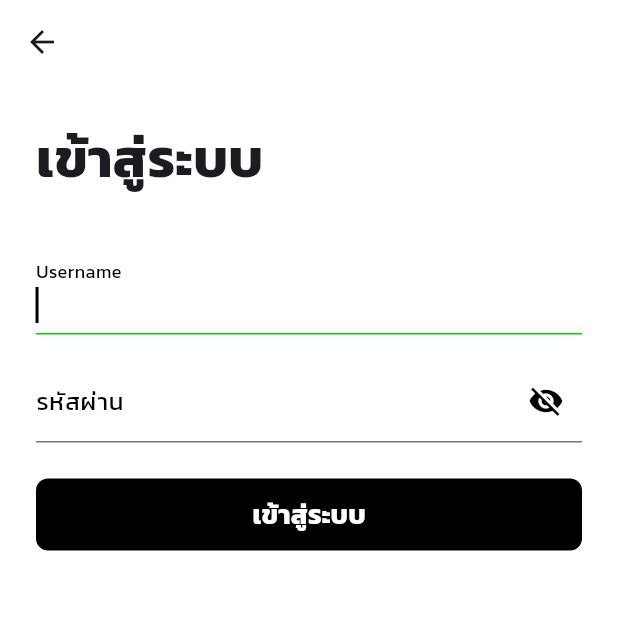
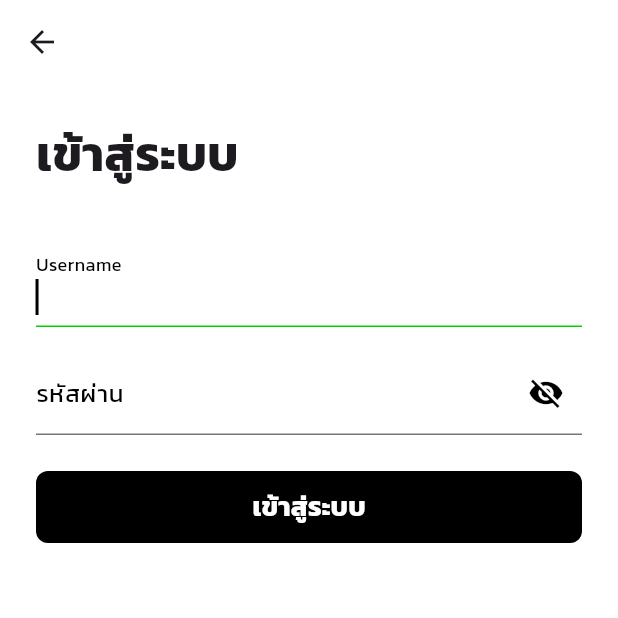
Before and after one commit to c095c095/NisitKU-Lite, a Flutter app: the screen it shows after launch, after a tap on "ผมต้องการอะไรที่น่าสนใจกว่านี้", on a phone screen of 412 x 824 dp, the top half of it. Run offline on Flutter 3.47's test engine with Material 3 defaults, Android fonts, the phone set to English and light mode, and no system bars; our stand-ins replace connectivity_plus, flutter_secure_storage, get, logger, shared_preferences.

Commit message:
feat(login): add tap to dismiss keyboard functionality
Add a GestureDetector to the Scaffold to dismiss the keyboard when the user taps outside of a text input field.

This enhances the user experience by allowing them to easily dismiss the keyboard without having to tap on a specific button or area.

```diff
--- a/lib/screens/login_screen.dart
+++ b/lib/screens/login_screen.dart
@@ -18,7 +18,11 @@ class _LoginScreenState extends State<LoginScreen> {
 
   @override
   Widget build(BuildContext context) {
-    return Scaffold(
+    return GestureDetector(
+      onTap: () {
+        FocusScope.of(context).unfocus();
+      },
+      child: Scaffold(
         appBar: AppBar(),
         body: SafeArea(
           child: Padding(
@@ -31,7 +35,7 @@ class _LoginScreenState extends State<LoginScreen> {
                   const Text(
                     'เข้าสู่ระบบ',
                     style: TextStyle(
-                    fontSize: 36.0,
+                      fontSize: 32.0,
                       fontWeight: FontWeight.bold,
                     ),
                   ),
@@ -94,13 +98,9 @@ class _LoginScreenState extends State<LoginScreen> {
                     },
                   ),
                   const SizedBox(height: 24),
-                Obx(() {
-                  if (_authController.isLoading.value) {
-                    return const Center(child: CircularProgressIndicator());
-                  }
-
-                  return PrimaryButton(
+                  PrimaryButton(
                     text: 'เข้าสู่ระบบ',
+                    isLoading: _authController.isLoading,
                     onPressed: () async {
                       if (_formKey.currentState!.validate()) {
                         await _authController.login(
@@ -109,8 +109,7 @@ class _LoginScreenState extends State<LoginScreen> {
                         );
                       }
                     },
-                  );
-                }),
+                  ),
                   Obx(() {
                     if (_authController.errorMessage.value.isNotEmpty) {
                       return Column(
@@ -131,6 +130,7 @@ class _LoginScreenState extends State<LoginScreen> {
             ),
           ),
         ),
+      ),
     );
   }
 }
```
Lines whose indentation alone changed are shown as unchanged.
